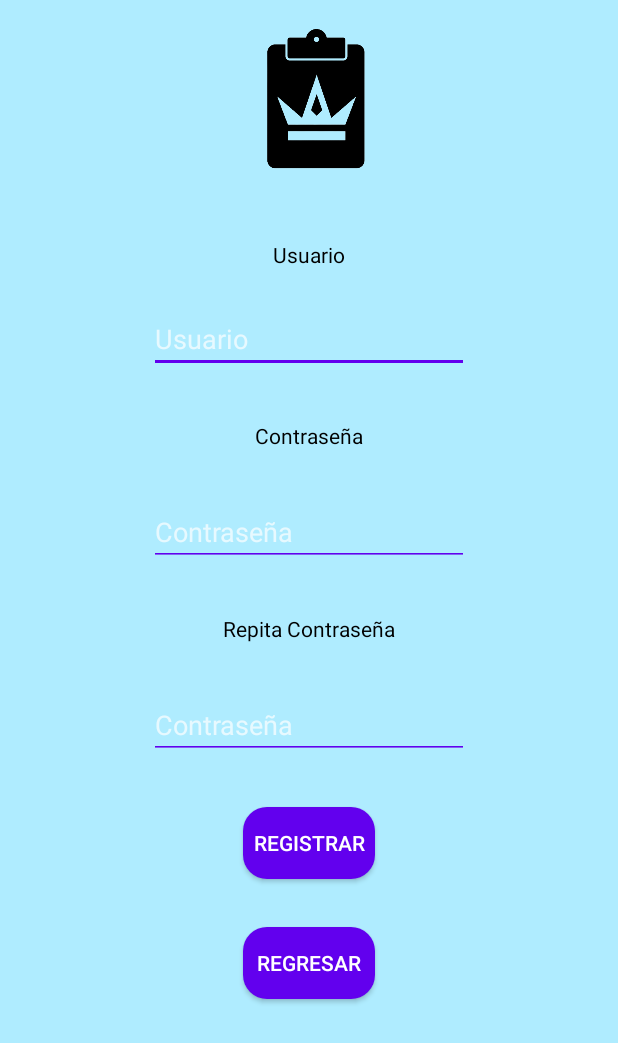
After one commit to EduardoHerMn/TaskMaster, an Android app: the Register screen opened directly, with no data from a screen before it, on a phone screen of 412 x 824 dp. The commit adds this screen. Shown: the top 1043 px of the screen. Run offline under Robolectric (Android 15) with nearby library versions, the phone set to English and light mode, and no system bars.

Commit message:
first commit

```diff
--- /dev/null
+++ b/app/src/main/java/com/example/taskmaster2/Register.kt
@@ -0,0 +1,12 @@
+package com.example.taskmaster2
+
+import androidx.appcompat.app.AppCompatActivity
+import android.os.Bundle
+
+class Register : AppCompatActivity() {
+
+    override fun onCreate(savedInstanceState: Bundle?) {
+        super.onCreate(savedInstanceState)
+        setContentView(R.layout.activity_registro)
+    }
+}
--- /dev/null
+++ b/app/src/main/res/layout/activity_registro.xml
@@ -0,0 +1,118 @@
+<?xml version="1.0" encoding="utf-8"?>
+<androidx.constraintlayout.widget.ConstraintLayout xmlns:android="http://schemas.android.com/apk/res/android"
+    xmlns:app="http://schemas.android.com/apk/res-auto"
+    xmlns:tools="http://schemas.android.com/tools"
+    android:layout_width="match_parent"
+    android:layout_height="match_parent"
+    tools:context=".Register"
+    android:background="#AFECFF"
+    >
+
+    <ImageView
+        android:id="@+id/imageView"
+        android:layout_width="120dp"
+        android:layout_height="120dp"
+        android:layout_marginTop="8dp"
+        android:src="@drawable/taskimagen"
+        app:layout_constraintEnd_toEndOf="parent"
+        app:layout_constraintStart_toStartOf="parent"
+        app:layout_constraintTop_toTopOf="parent" />
+
+    <TextView
+        android:id="@+id/textView2"
+        android:layout_width="wrap_content"
+        android:layout_height="wrap_content"
+        android:layout_marginTop="32dp"
+        android:text="Usuario"
+        android:textColor="#000000"
+        app:layout_constraintEnd_toEndOf="parent"
+        app:layout_constraintStart_toStartOf="parent"
+
+        app:layout_constraintTop_toBottomOf="@+id/imageView" />
+
+    <EditText
+        android:id="@+id/editText5"
+        android:layout_width="wrap_content"
+        android:layout_height="wrap_content"
+        android:layout_marginTop="24dp"
+        android:backgroundTint="@color/colorPrimary"
+        android:ems="10"
+        android:hint="Usuario"
+        android:inputType="textPersonName"
+        android:textColor="#FFFFFF"
+        app:layout_constraintEnd_toEndOf="parent"
+        app:layout_constraintStart_toStartOf="parent"
+        app:layout_constraintTop_toBottomOf="@+id/textView2" />
+
+    <TextView
+        android:id="@+id/textView3"
+        android:layout_width="wrap_content"
+        android:layout_height="wrap_content"
+        android:layout_marginTop="32dp"
+        android:textColor="#000000"
+        android:text="Contraseña"
+        app:layout_constraintEnd_toEndOf="parent"
+        app:layout_constraintStart_toStartOf="parent"
+        app:layout_constraintTop_toBottomOf="@+id/editText5" />
+
+    <TextView
+        android:id="@+id/textView4"
+        android:layout_width="wrap_content"
+        android:layout_height="wrap_content"
+        android:layout_marginTop="32dp"
+        android:text="Repita Contraseña"
+        android:textColor="#000000"
+        app:layout_constraintEnd_toEndOf="parent"
+        app:layout_constraintStart_toStartOf="parent"
+        app:layout_constraintTop_toBottomOf="@+id/editText8" />
+
+    <Button
+        android:id="@+id/button4"
+        android:layout_width="wrap_content"
+        android:layout_height="wrap_content"
+        android:layout_marginTop="32dp"
+        android:background="@drawable/button_rounded"
+        android:text="Registrar"
+        app:layout_constraintEnd_toEndOf="parent"
+        app:layout_constraintStart_toStartOf="parent"
+        app:layout_constraintTop_toBottomOf="@+id/editText10" />
+
+    <Button
+        android:id="@+id/button5"
+        android:layout_width="wrap_content"
+        android:layout_height="wrap_content"
+        android:layout_marginTop="32dp"
+        android:text="Regresar"
+        app:layout_constraintEnd_toEndOf="parent"
+        app:layout_constraintStart_toStartOf="parent"
+        app:layout_constraintTop_toBottomOf="@+id/button4"
+        android:background="@drawable/button_rounded"
+        />
+
+    <EditText
+        android:id="@+id/editText8"
+        android:layout_width="wrap_content"
+        android:layout_height="wrap_content"
+        android:layout_marginTop="32dp"
+        android:backgroundTint="@color/colorPrimary"
+        android:ems="10"
+        android:inputType="textPassword"
+        android:hint="Contraseña"
+        app:layout_constraintEnd_toEndOf="parent"
+        app:layout_constraintStart_toStartOf="parent"
+        app:layout_constraintTop_toBottomOf="@+id/textView3" />
+
+    <EditText
+        android:id="@+id/editText10"
+        android:layout_width="wrap_content"
+        android:layout_height="wrap_content"
+        android:layout_marginTop="32dp"
+        android:backgroundTint="@color/colorPrimary"
+        android:ems="10"
+        android:inputType="textPassword"
+        android:hint="Contraseña"
+        app:layout_constraintEnd_toEndOf="parent"
+        app:layout_constraintStart_toStartOf="parent"
+        app:layout_constraintTop_toBottomOf="@+id/textView4" />
+
+</androidx.constraintlayout.widget.ConstraintLayout>
--- a/app/src/main/res/values/strings.xml
+++ b/app/src/main/res/values/strings.xml
@@ -1,5 +1,6 @@
 <resources>
     <string name="app_name">TaskMaster2</string>
-    <string name="facebook_app_id">546624296052026</string> <string name="fb_login_protocol_scheme">fb546624296052026</string>
+    <string name="facebook_app_id">546624296052026</string>
+    <string name="fb_login_protocol_scheme">fb546624296052026</string>
 
 </resources>
--- a/build.gradle
+++ b/build.gradle
@@ -5,11 +5,13 @@ buildscript {
     repositories {
         google()
         jcenter()
+        mavenCentral()
 
     }
     dependencies {
         classpath 'com.android.tools.build:gradle:3.6.1'
         classpath "org.jetbrains.kotlin:kotlin-gradle-plugin:$kotlin_version"
+
 
         // NOTE: Do not place your application dependencies here; they belong
         // in the individual module build.gradle files
```
Also changed, not shown: app/build.gradle (+6 -1 lines), app/src/main/AndroidManifest.xml (+25 -3 lines), app/src/main/java/com/example/taskmaster2/Inicio.kt (added, +39 -0 lines), app/src/main/java/com/example/taskmaster2/MainActivity.kt (+42 -0 lines), app/src/main/res/layout/activity_inicio.xml (added, +103 -0 lines), app/src/main/res/layout/activity_main.xml (+6 -1 lines), app/src/main/res/drawable/nuevatareaimagen.png (added), app/src/main/res/drawable/perfilimagen.png (added), app/src/main/res/drawable/tareasimagen.png (added), 1 other file.
